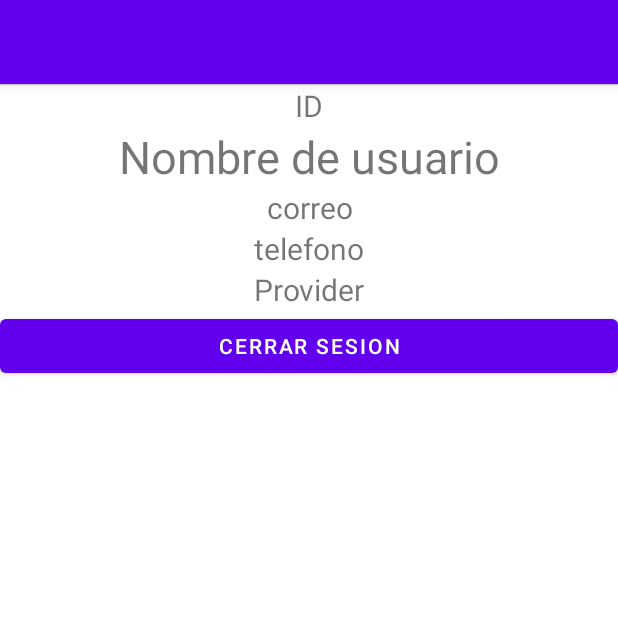
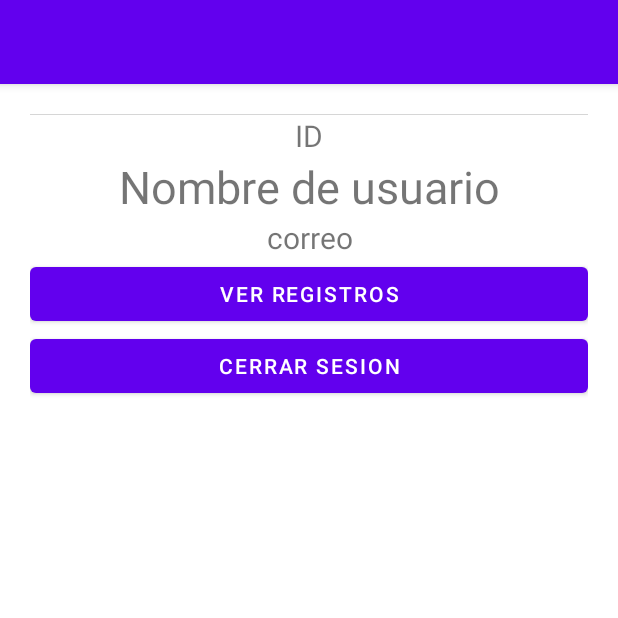
Before and after one commit to App-Moviles-y-dispositivos-telematicos/AMST-TA3, an Android app: the PerfilUsuario screen opened directly, with no data from a screen before it, on a phone screen of 412 x 824 dp, the top half of it. Run offline under Robolectric (Android 15) with nearby library versions, the phone set to English and light mode, and no system bars; our stand-ins replace Firebase (no records; nobody signed in at launch, a user with empty details on screens opened directly), Picasso; 4 statements that could not run were skipped.

Commit message:
Laboratorio 5

```diff
--- a/app/src/main/AndroidManifest.xml
+++ b/app/src/main/AndroidManifest.xml
@@ -9,7 +9,8 @@
         android:roundIcon="@mipmap/ic_launcher_round"
         android:supportsRtl="true"
         android:theme="@style/Theme.Grupo5_TA3_InicioSesionFirebase">
-        <activity android:name=".PerfilUsuario"></activity>
+        <activity android:name=".registros"></activity>
+        <activity android:name=".PerfilUsuario" />
         <activity android:name=".MainActivity">
             <intent-filter>
                 <action android:name="android.intent.action.MAIN" />
--- a/app/src/main/java/com/example/grupo5_ta3_iniciosesionfirebase/PerfilUsuario.java
+++ b/app/src/main/java/com/example/grupo5_ta3_iniciosesionfirebase/PerfilUsuario.java
@@ -21,7 +21,7 @@ import java.util.HashMap;
 import java.util.Map;
 
 public class PerfilUsuario extends AppCompatActivity {
-    TextView txt_id, txt_name, txt_email,txt_telefono,txt_provider;
+    TextView txt_id, txt_name, txt_email;
     ImageView imv_photo;
     Button btn_logout;
     DatabaseReference db_reference;
@@ -37,21 +37,17 @@ public class PerfilUsuario extends AppCompatActivity {
         txt_name = findViewById(R.id.txt_nombre);
         txt_email = findViewById(R.id.txt_correo);
         imv_photo = findViewById(R.id.imv_foto);
-        txt_telefono = findViewById(R.id.txt_telefono);
-        txt_provider = findViewById(R.id.txt_provider);
 
 
         txt_id.setText(info_user.get("user_id"));
         txt_name.setText(info_user.get("user_name"));
         txt_email.setText(info_user.get("user_email"));
-        txt_telefono.setText(info_user.get("user_telefono"));
-        txt_provider.setText(info_user.get("user_provider"));
 
         String photo = info_user.get("user_photo");
         Picasso.with(getApplicationContext()).load(photo).into(imv_photo);
         iniciarBaseDeDatos();
-        leerTweets();
-        escribirTweets(info_user.get("user_name"));
+        //leerTweets();
+        //escribirTweets(info_user.get("user_name"));
     }
     public void cerrarSesion(View view){
         FirebaseAuth.getInstance().signOut();
@@ -63,8 +59,9 @@ public class PerfilUsuario extends AppCompatActivity {
     public void iniciarBaseDeDatos(){
         db_reference = FirebaseDatabase.getInstance().getReference().child("Grupo");
     }
+
     public void leerTweets(){
-        db_reference.child("Grupo 0").child("tweets").addValueEventListener(new ValueEventListener() {
+        db_reference.child("Grupo 5").child("tweets").addValueEventListener(new ValueEventListener() {
                     @Override
                     public void onDataChange(DataSnapshot dataSnapshot) {
                         for (DataSnapshot snapshot : dataSnapshot.getChildren()) {
@@ -82,7 +79,7 @@ public class PerfilUsuario extends AppCompatActivity {
 
     public void escribirTweets(String autor){
         String tweet = "hola mundo firebase 2";
-        String fecha = "23/11/2020";
+        String fecha = "22/12/2020";
         Map<String, String> hola_tweet = new HashMap<String, String>();
         hola_tweet.put("autor", autor);
         hola_tweet.put("fecha", fecha);
@@ -91,4 +88,9 @@ public class PerfilUsuario extends AppCompatActivity {
         tweets.child(tweet).child("autor").setValue(autor);
         tweets.child(tweet).child("fecha").setValue(fecha);
     }
+
+
+    public void irRegistros(View view){
+        Intent intent = new Intent(this, registros.class); startActivity(intent);
+    }
 }
--- a/app/src/main/res/layout/activity_main.xml
+++ b/app/src/main/res/layout/activity_main.xml
@@ -4,6 +4,7 @@
     android:layout_width="match_parent"
     android:layout_height="match_parent"
     android:orientation="vertical"
+    android:padding="20dp"
     tools:context=".MainActivity">
     <ImageView
         android:id="@+id/imageView"
@@ -16,7 +17,7 @@
     <TextView
         android:id="@+id/txt_"
         android:layout_width="match_parent"
-        android:layout_height="224dp"
+        android:layout_height="126dp"
         android:gravity="center"
         android:text="Inicio de Sesión con Google"
         android:textSize="24sp"
--- a/app/src/main/res/layout/activity_perfil_usuario.xml
+++ b/app/src/main/res/layout/activity_perfil_usuario.xml
@@ -5,6 +5,7 @@
     android:layout_width="match_parent"
     android:layout_height="match_parent"
     android:orientation="vertical"
+    android:padding="20dp"
     tools:context=".PerfilUsuario">
     <ImageView
         android:id="@+id/imv_foto"
@@ -35,21 +36,12 @@
         android:text="correo"
         android:textSize="20sp" />
 
-    <TextView
-        android:id="@+id/txt_telefono"
+    <Button
+        android:id="@+id/btnVerRegistros"
         android:layout_width="match_parent"
         android:layout_height="wrap_content"
-        android:gravity="center"
-        android:text="telefono"
-        android:textSize="20sp" />
-
-    <TextView
-        android:id="@+id/txt_provider"
-        android:layout_width="match_parent"
-        android:layout_height="wrap_content"
-        android:gravity="center"
-        android:text="Provider"
-        android:textSize="20sp" />
+        android:onClick="irRegistros"
+        android:text="Ver registros" />
 
     <Button
         android:id="@+id/btn_logout"
```
Also changed, not shown: app/src/main/java/com/example/grupo5_ta3_iniciosesionfirebase/registros.java (added, +48 -0 lines), app/src/main/res/layout/activity_registros.xml (added, +79 -0 lines).
